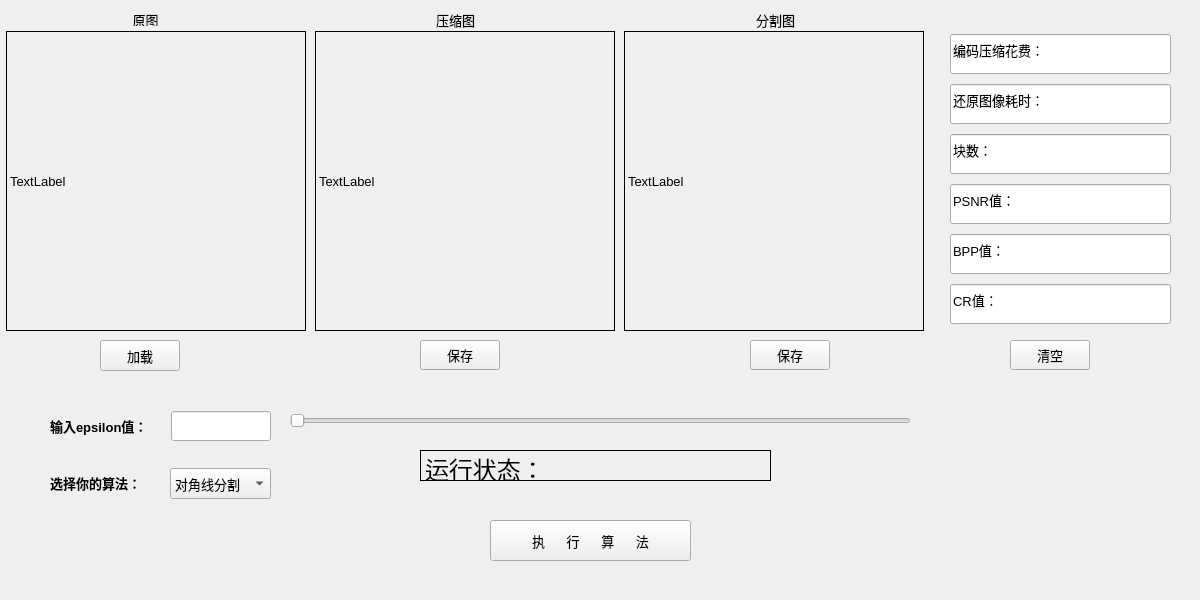
Old version of the form Gray_image_segmenter_withClass/widget.ui in the repository chuanlog/Cpp-big-homework.
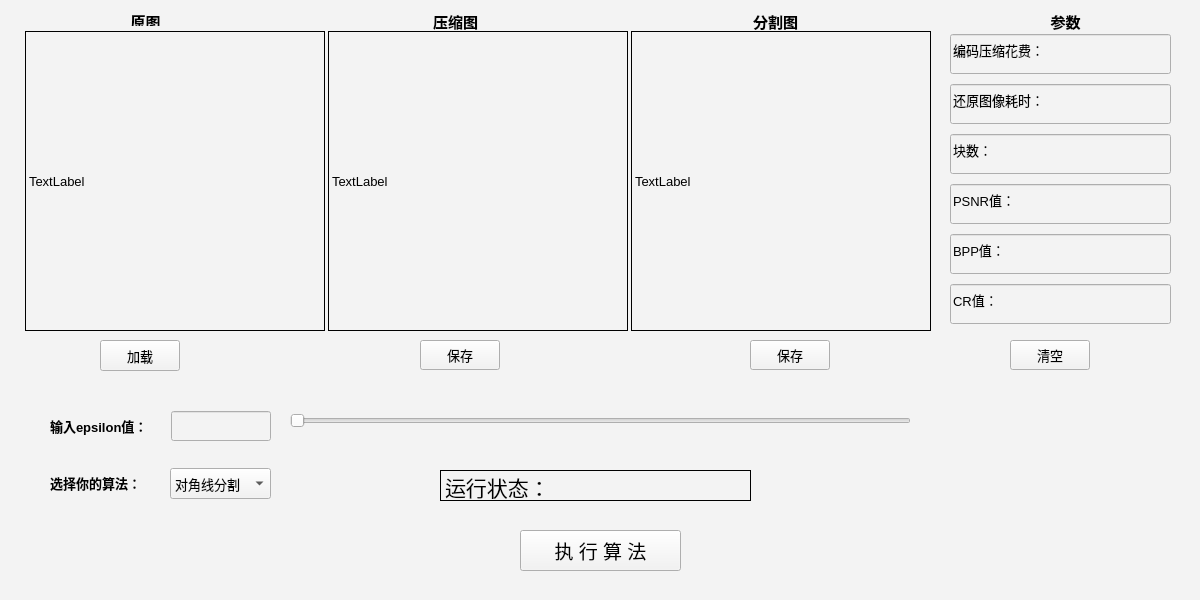
New version of the form.

```diff
--- a/Gray_image_segmenter_withClass/widget.ui
+++ b/Gray_image_segmenter_withClass/widget.ui
@@ -33,6 +33,9 @@
   <property name="windowTitle">
    <string>灰度图像分割器</string>
   </property>
+  <property name="styleSheet">
+   <string notr="true">background-color: rgb(243, 243, 243);</string>
+  </property>
   <widget class="QWidget" name="layoutWidget1">
    <property name="geometry">
     <rect>
@@ -46,6 +49,19 @@
     <property name="spacing">
      <number>3</number>
     </property>
+    <item>
+     <spacer name="horizontalSpacer">
+      <property name="orientation">
+       <enum>Qt::Horizontal</enum>
+      </property>
+      <property name="sizeHint" stdset="0">
+       <size>
+        <width>40</width>
+        <height>20</height>
+       </size>
+      </property>
+     </spacer>
+    </item>
     <item>
      <widget class="QLabel" name="Image_display_label_1">
       <property name="minimumSize">
@@ -376,17 +392,29 @@
   <widget class="QPushButton" name="run_pushButton">
    <property name="geometry">
     <rect>
-     <x>490</x>
-     <y>520</y>
-     <width>201</width>
+     <x>520</x>
+     <y>530</y>
+     <width>161</width>
      <height>41</height>
     </rect>
    </property>
+   <property name="font">
+    <font>
+     <family>Microsoft YaHei UI</family>
+     <pointsize>14</pointsize>
+     <italic>false</italic>
+     <bold>false</bold>
+     <kerning>true</kerning>
+    </font>
+   </property>
+   <property name="layoutDirection">
+    <enum>Qt::LeftToRight</enum>
+   </property>
    <property name="styleSheet">
     <string notr="true">font: 12pt &quot;Microsoft YaHei UI&quot;;</string>
    </property>
    <property name="text">
-    <string>执      行      算      法</string>
+    <string>执 行 算 法</string>
    </property>
   </widget>
   <widget class="QWidget" name="layoutWidget">
@@ -523,6 +551,12 @@
      <height>16</height>
     </rect>
    </property>
+   <property name="font">
+    <font>
+     <pointsize>11</pointsize>
+     <bold>true</bold>
+    </font>
+   </property>
    <property name="text">
     <string>&lt;html&gt;&lt;head/&gt;&lt;body&gt;&lt;p align=&quot;center&quot;&gt;原图&lt;/p&gt;&lt;/body&gt;&lt;/html&gt;</string>
    </property>
@@ -536,6 +570,12 @@
      <height>20</height>
     </rect>
    </property>
+   <property name="font">
+    <font>
+     <pointsize>11</pointsize>
+     <bold>true</bold>
+    </font>
+   </property>
    <property name="text">
     <string>&lt;html&gt;&lt;head/&gt;&lt;body&gt;&lt;p align=&quot;center&quot;&gt;压缩图&lt;/p&gt;&lt;/body&gt;&lt;/html&gt;</string>
    </property>
@@ -549,6 +589,12 @@
      <height>20</height>
     </rect>
    </property>
+   <property name="font">
+    <font>
+     <pointsize>11</pointsize>
+     <bold>true</bold>
+    </font>
+   </property>
    <property name="text">
     <string>&lt;html&gt;&lt;head/&gt;&lt;body&gt;&lt;p align=&quot;center&quot;&gt;分割图&lt;/p&gt;&lt;/body&gt;&lt;/html&gt;</string>
    </property>
@@ -556,9 +602,9 @@
   <widget class="QLabel" name="state_showing_label">
    <property name="geometry">
     <rect>
-     <x>420</x>
-     <y>450</y>
-     <width>351</width>
+     <x>440</x>
+     <y>470</y>
+     <width>311</width>
      <height>31</height>
     </rect>
    </property>
@@ -571,7 +617,26 @@
     <string notr="true">border:1px solid rgb(0,0,0);</string>
    </property>
    <property name="text">
-    <string>&lt;html&gt;&lt;head/&gt;&lt;body&gt;&lt;p&gt;&lt;span style=&quot; font-size:18pt;&quot;&gt;运行状态：&lt;/span&gt;&lt;/p&gt;&lt;/body&gt;&lt;/html&gt;</string>
+    <string>&lt;html&gt;&lt;head/&gt;&lt;body&gt;&lt;p&gt;&lt;span style=&quot; font-size:16pt;&quot;&gt;运行状态：&lt;/span&gt;&lt;/p&gt;&lt;/body&gt;&lt;/html&gt;</string>
+   </property>
+  </widget>
+  <widget class="QLabel" name="label_6">
+   <property name="geometry">
+    <rect>
+     <x>1040</x>
+     <y>10</y>
+     <width>51</width>
+     <height>20</height>
+    </rect>
+   </property>
+   <property name="font">
+    <font>
+     <pointsize>11</pointsize>
+     <bold>true</bold>
+    </font>
+   </property>
+   <property name="text">
+    <string>&lt;html&gt;&lt;head/&gt;&lt;body&gt;&lt;p align=&quot;center&quot;&gt;参数&lt;/p&gt;&lt;/body&gt;&lt;/html&gt;</string>
    </property>
   </widget>
  </widget>
```
Left out of the diff: 3 changed lines with no effect on the pictures.
